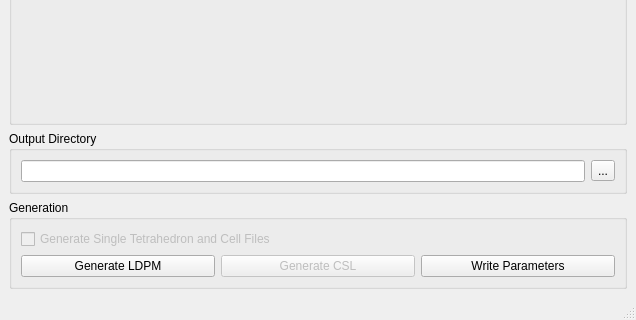
First picture: the form in freecad/chronoWorkbench/gui/ui/LDPM_CSL_generation.ui, repository Concrete-Chrono-Development/chrono-preprocessor, before the edit; both pictures show x 0 to 636 and y 354 to 674 of the 636 by 674 pixel window.
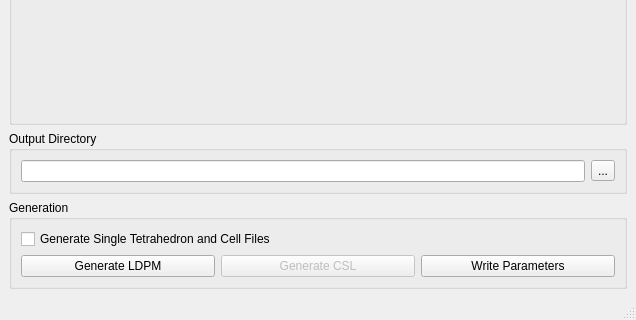
Second picture: the form after the edit.

```diff
--- a/freecad/chronoWorkbench/gui/ui/LDPM_CSL_generation.ui
+++ b/freecad/chronoWorkbench/gui/ui/LDPM_CSL_generation.ui
@@ -226,11 +226,17 @@
          <item row="0" column="0" colspan="3">
           <widget class="QCheckBox" name="checkBox">
            <property name="enabled">
-            <bool>false</bool>
+            <bool>true</bool>
            </property>
            <property name="text">
             <string>Generate Single Tetrahedron and Cell Files</string>
            </property>
+           <property name="checked">
+            <bool>false</bool>
+           </property>
+           <property name="tristate">
+            <bool>false</bool>
+           </property>
           </widget>
          </item>
         </layout>
```
Left out of the diff: 2 changed lines with no effect on the pictures.
